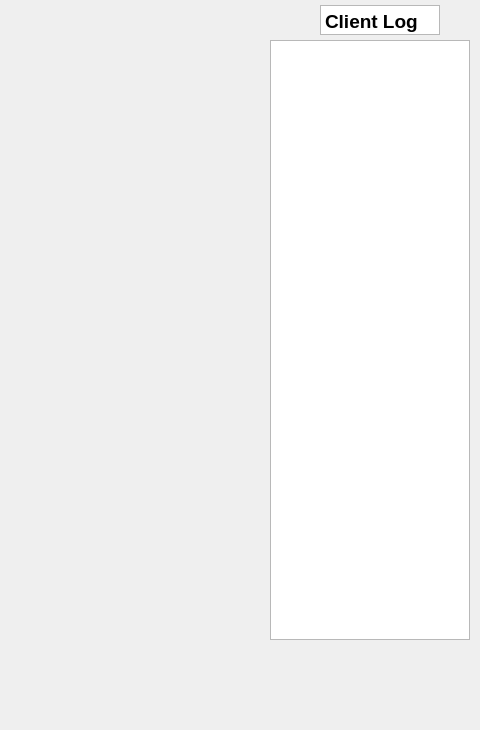
This is game_client/chess_ui/mainwindow.ui in GreeNM11/ChessQt as Qt 5 draws it before an edit; both pictures show x 520 to 1000 and y 0 to 730 of the 1000 by 840 pixel window. The edited form follows.
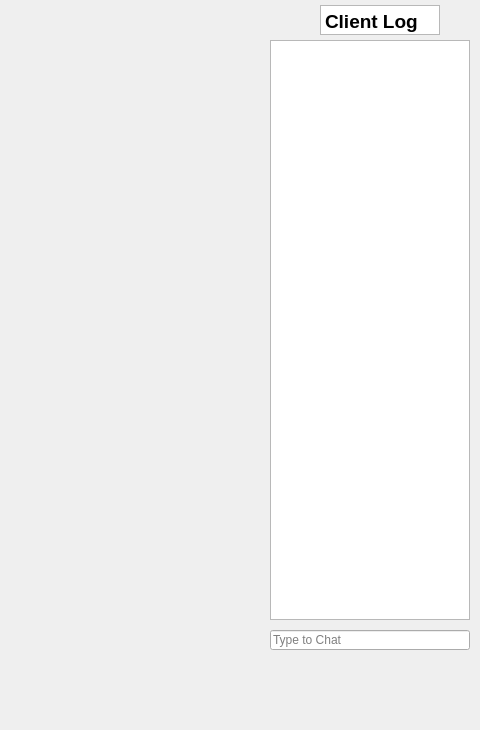
This is the edited form. The open tabs and pages were chosen to show the change.

Commit message:
Added player messaging during game sessions | Progress 8/10/2025 5PM
Completed:
1. Networked chat function where player sends a message to server and
sends the message to both players
  - added text box during games below chat log

```diff
--- a/game_client/chess_ui/mainwindow.ui
+++ b/game_client/chess_ui/mainwindow.ui
@@ -247,6 +247,19 @@
        <string>TextLabel</string>
       </property>
      </widget>
+     <widget class="QLineEdit" name="gameChatEnter">
+      <property name="geometry">
+       <rect>
+        <x>750</x>
+        <y>610</y>
+        <width>200</width>
+        <height>20</height>
+       </rect>
+      </property>
+      <property name="placeholderText">
+       <string>Type to Chat</string>
+      </property>
+     </widget>
     </widget>
    </widget>
    <widget class="QTextEdit" name="boardChat">
@@ -255,7 +268,7 @@
       <x>790</x>
       <y>40</y>
       <width>200</width>
-      <height>600</height>
+      <height>580</height>
      </rect>
     </property>
     <property name="readOnly">
```
Left out of the diff: 2 changed lines with no effect on the pictures. The commit also changes 8 other files.
